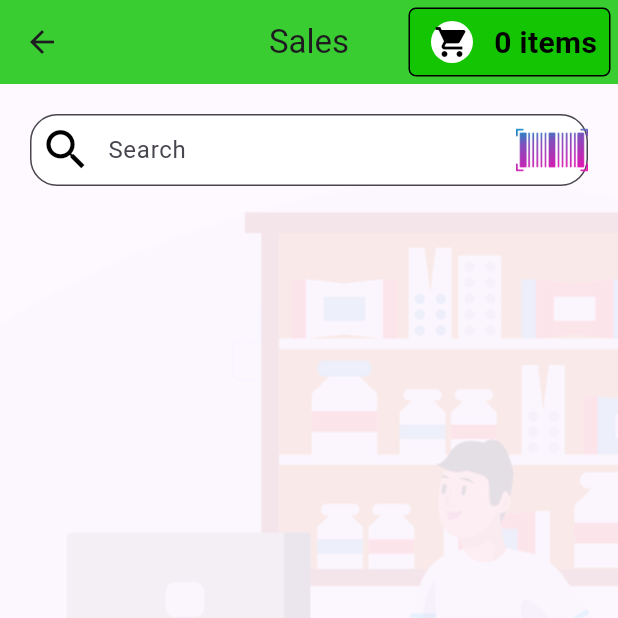
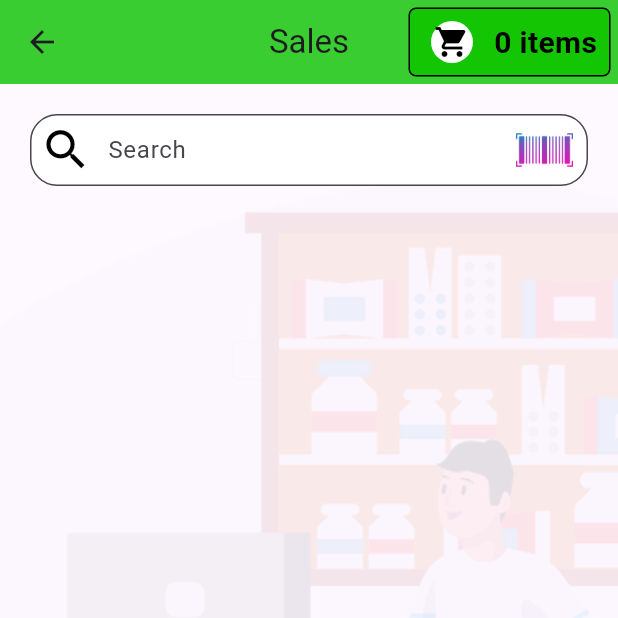
Before and after one commit to BrianKawinzi/medfast_go, a Flutter app: the Sales screen opened directly, on a phone screen of 412 x 824 dp, the top half of it. Run offline on Flutter 3.47's test engine with Material 3 defaults, Android fonts, the phone set to English and light mode, and no system bars; our stand-ins replace geolocator, image_picker, permission_handler, shared_preferences, sqflite; missing offline and left inert: qr_code_scanner; accounts and stored records are empty.

Commit message:
sales barcode re-positioning

```diff
--- a/lib/business/sales.dart
+++ b/lib/business/sales.dart
@@ -370,21 +370,26 @@ class _SalesState extends State<Sales> {
                         weight: 18,
                         size: 35,
                         semanticLabel: 'Search Icon'),
-                    suffixIcon: GestureDetector(
+                    suffixIcon: Padding(
+                      padding: EdgeInsets.only(
+                          right:
+                              10.0), // Adjusted to leave space between barcode and border
+                      child: GestureDetector(
                         onTap: () {
                           // Open barcode scanner here
                           _openBarcodeScanner();
                         },
                         child: Image.asset(
                           'lib/assets/bar-code.png', // Replace with the actual path to your custom barcode image
-                        width: 20,
-                        height: 20,
+                          width: 30,
+                          height: 30,
+                        ),
                       ),
                     ),
                     filled: true,
                     fillColor: Colors.white,
-                    contentPadding:
-                        const EdgeInsets.symmetric(horizontal: 20.5),
+                    contentPadding: EdgeInsets.fromLTRB(
+                        20.5, 0, 4.0, 0), // Adjust right padding here
                   ),
                 ),
               ),
```
Lines whose indentation alone changed are shown as unchanged.
